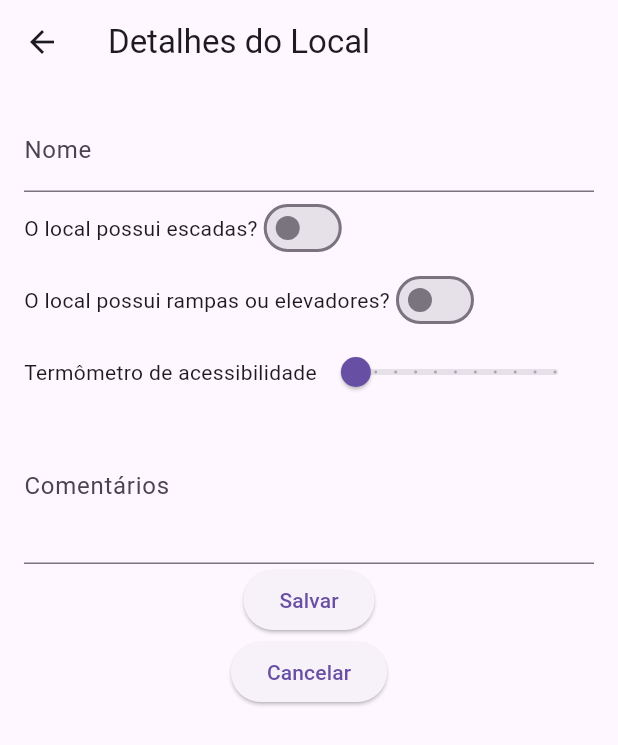
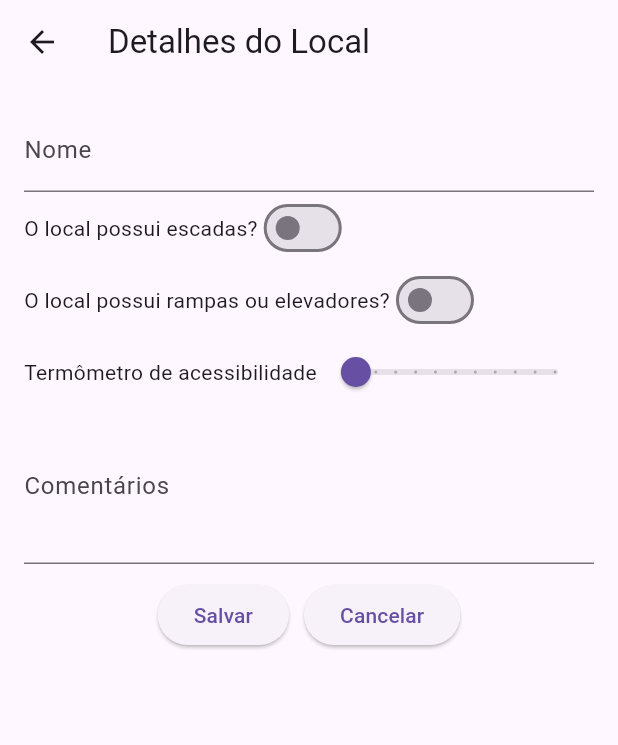
Before and after one commit to MarcosRez/ufmg_easeguide, a Flutter app: the FormScreen screen opened directly, on a phone screen of 412 x 824 dp. Shown: the top 745 px of the screen. Run offline on Flutter 3.47's test engine with Material 3 defaults, Android fonts, the phone set to English and light mode, and no system bars; our stand-ins replace flutter_map, flutter_mobx, geolocator, latlong2, mobx, shared_preferences; accounts and stored records are empty; generated files the repository leaves out were written again.

Commit message:
💄 update form style

```diff
--- a/lib/screens/form_screen.dart
+++ b/lib/screens/form_screen.dart
@@ -124,9 +124,17 @@ class _FormScreenState extends State<FormScreen> {
               maxLines: 3,
               controller: _comments,
             ),
-            ElevatedButton(
+            Padding(
+              padding: EdgeInsets.only(top: 10),
+              child: Row(
+                mainAxisAlignment: MainAxisAlignment.center,
+                children: [
+                  Padding(
+                    padding: EdgeInsets.only(right: 10),
+                    child: ElevatedButton(
                       onPressed: _save,
                       child: const Text('Salvar'),
+                    ),
                   ),
                   ElevatedButton(
                     onPressed: _cancel,
@@ -134,6 +142,9 @@ class _FormScreenState extends State<FormScreen> {
                   ),
                 ],
               ),
+            )
+          ],
+        ),
       ),
     );
   }
```
Lines whose indentation alone changed are shown as unchanged.
